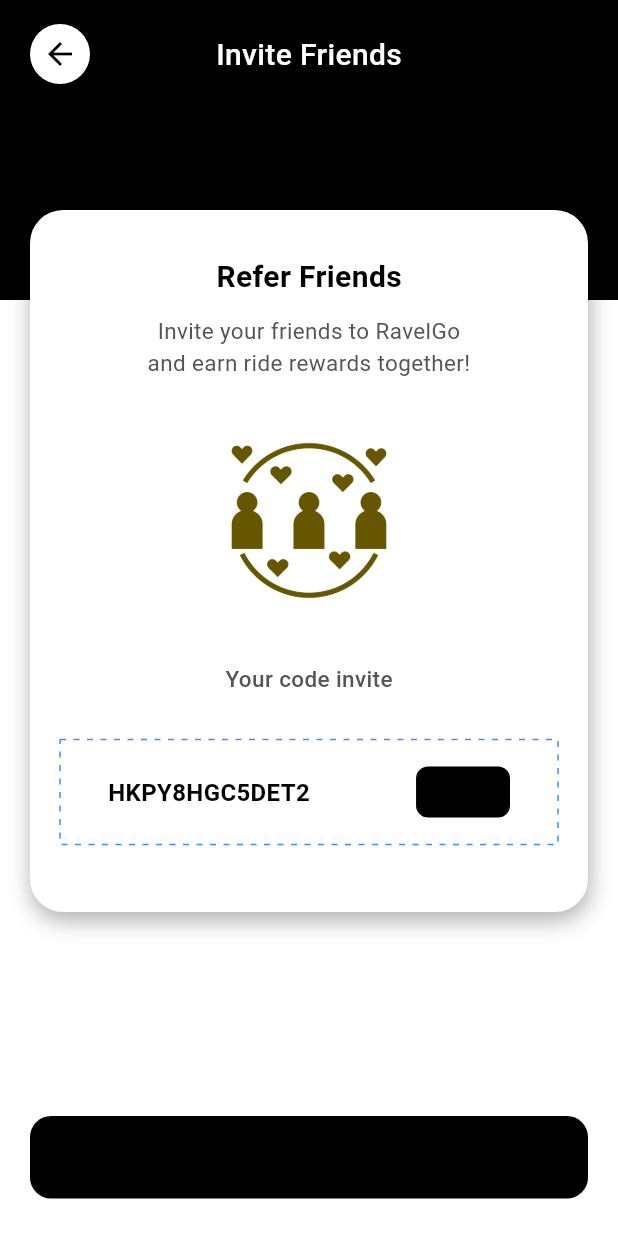
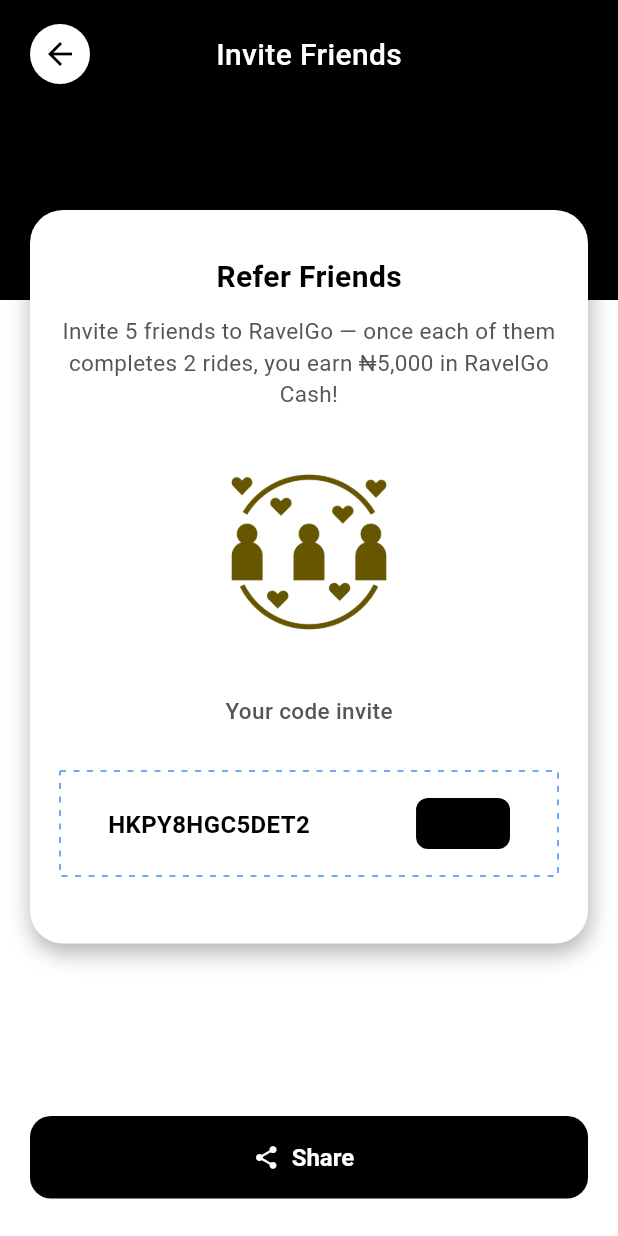
Before and after one commit to MariaD137/ravelgo, a Flutter app: the HomePage screen opened directly, scrolled down 35 dp, after a tap on the "menu" icon, after a tap on "Refer a friend", on a phone screen of 412 x 824 dp. Run offline on Flutter 3.47's test engine with Material 3 defaults, Android fonts, the phone set to English and light mode, and no system bars; drawn by our look-alikes of dotted_border; our stand-ins replace flutter_dotenv, geolocator, google_maps_flutter, image_picker, share_plus, shared_preferences; missing offline and left inert: amazon_cognito_identity_dart_2, flutter_stripe; accounts and stored records are empty.

Commit message:
Rider app: fix invisible Share button text and update referral reward copy (#59)
- Invite Friends screen: the Share button's label/icon were colored
  AppColors.textPrimary, which is pure black — invisible on the button's
  own black (AppColors.primary) background. Changed both to
  AppColors.surface (white).
- Updated the referral copy to state the actual reward terms: invite 5
  friends, each completes 2 rides, earn 5,000 RavelGo Cash — replacing
  the vague "earn ride rewards together" placeholder text.
- Home screen's invite card previously advertised a different, inconsistent
  number (20,000) for the same referral program; updated it to match.


Claude-Session: https://claude.ai/code/session_012REaxMbtpeYmiZ4EjXVScC

Co-authored-by: Claude <noreply@anthropic.com>

```diff
--- a/user_app/lib/views/HomeView/Home.dart
+++ b/user_app/lib/views/HomeView/Home.dart
@@ -353,10 +353,10 @@ class _HomePageState extends State<HomePage> {
                   const EdgeInsets.symmetric(horizontal: 16, vertical: 6),
                   leading: const Icon(Icons.card_giftcard_outlined),
                   title: Text(
-                    "Earn ${Currency.symbol}20,000",
+                    "Earn ${Currency.symbol}5,000",
                     style: const TextStyle(fontWeight: FontWeight.w600),
                   ),
-                  subtitle: const Text("Invite friends to RavelGo"),
+                  subtitle: const Text("Invite 5 friends who each book 2 rides"),
                   trailing:
                   const Icon(Icons.chevron_right, color: AppColors.textMuted),
                   onTap: () {
--- a/user_app/lib/views/User/invite_a_friend.dart
+++ b/user_app/lib/views/User/invite_a_friend.dart
@@ -2,6 +2,7 @@ import 'package:flutter/material.dart';
 import 'package:share_plus/share_plus.dart';
 import 'package:flutter/services.dart';
 import 'package:dotted_border/dotted_border.dart';
+import 'package:ravelgo_user_app/config/currency.dart';
 import 'package:ravelgo_user_app/theme/app_theme.dart';
 
 class InviteFriendsView extends StatelessWidget {
@@ -96,11 +97,11 @@ class InviteFriendsView extends StatelessWidget {
                     ),
                   ),
                   const SizedBox(height: 12),
-                  const Text(
-                    "Invite your friends to RavelGo\n"
-                        "and earn ride rewards together!",
+                  Text(
+                    "Invite 5 friends to RavelGo — once each of them\n"
+                        "completes 2 rides, you earn ${Currency.symbol}5,000 in RavelGo Cash!",
                     textAlign: TextAlign.center,
-                    style: TextStyle(
+                    style: const TextStyle(
                       fontSize: 15,
                       color: AppColors.textSecondary,
                     ),
@@ -248,13 +249,13 @@ class InviteFriendsView extends StatelessWidget {
               ));
             },
             icon: const Icon(Icons.share,
-                color: AppColors.textPrimary),
+                color: AppColors.surface),
             label: const Text(
               "Share",
               style: TextStyle(
                 fontSize: 16,
                 fontWeight: FontWeight.w600,
-                color: AppColors.textPrimary,
+                color: AppColors.surface,
               ),
             ),
           ),
```
